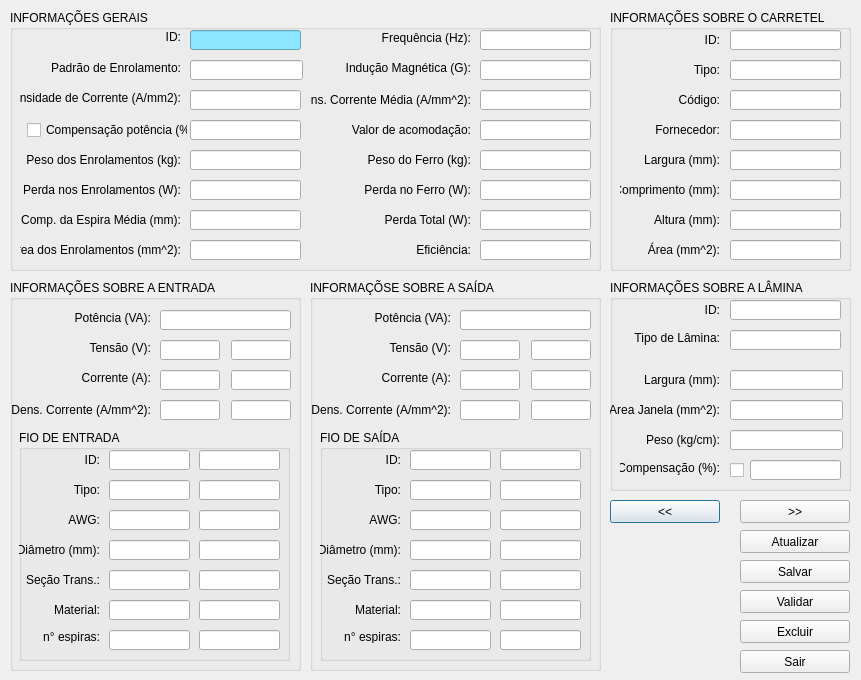
Qt form windowopen.ui (KyryIx/Helena) before a commit.
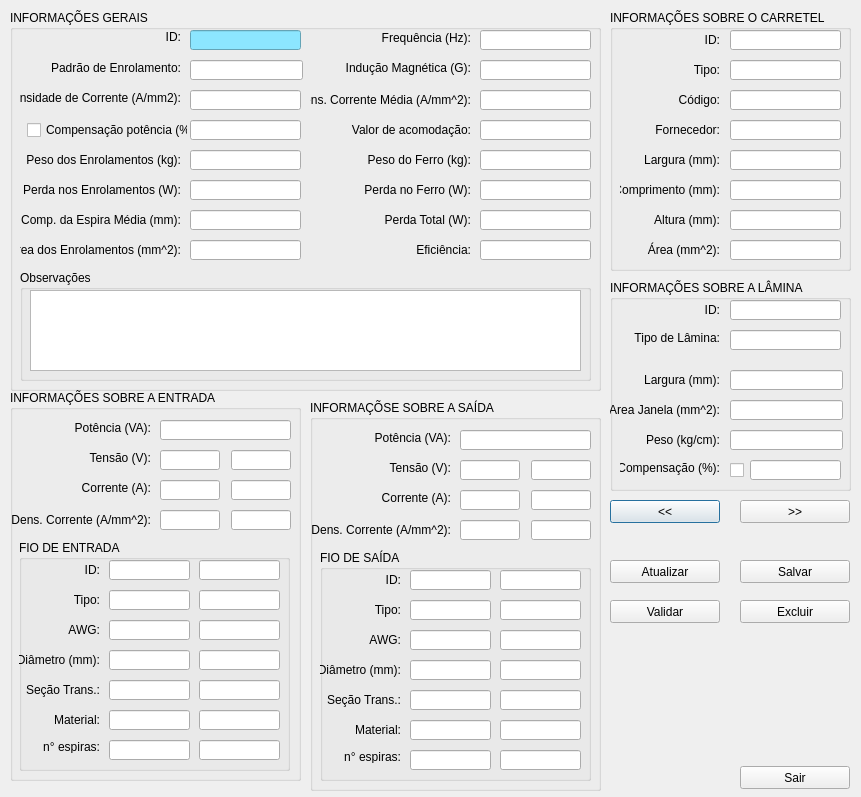
The same form after that commit. Icons and pictures are not drawn.

```diff
--- a/windowopen.ui
+++ b/windowopen.ui
@@ -7,7 +7,7 @@
     <x>0</x>
     <y>0</y>
     <width>861</width>
-    <height>680</height>
+    <height>797</height>
    </rect>
   </property>
   <property name="windowTitle">
@@ -23,7 +23,7 @@
      <x>10</x>
      <y>10</y>
      <width>591</width>
-     <height>261</height>
+     <height>381</height>
     </rect>
    </property>
    <property name="title">
@@ -496,12 +496,35 @@
      <set>Qt::AlignRight|Qt::AlignTrailing|Qt::AlignVCenter</set>
     </property>
    </widget>
+   <widget class="QGroupBox" name="groupBox_observation">
+    <property name="geometry">
+     <rect>
+      <x>10</x>
+      <y>260</y>
+      <width>571</width>
+      <height>111</height>
+     </rect>
+    </property>
+    <property name="title">
+     <string>Observações</string>
+    </property>
+    <widget class="QTextEdit" name="textEdit_observation">
+     <property name="geometry">
+      <rect>
+       <x>10</x>
+       <y>20</y>
+       <width>551</width>
+       <height>81</height>
+      </rect>
+     </property>
+    </widget>
+   </widget>
   </widget>
   <widget class="QGroupBox" name="groupBox_Input">
    <property name="geometry">
     <rect>
      <x>10</x>
-     <y>280</y>
+     <y>390</y>
      <width>291</width>
      <height>391</height>
     </rect>
@@ -1251,7 +1274,7 @@
    <property name="geometry">
     <rect>
      <x>310</x>
-     <y>280</y>
+     <y>400</y>
      <width>291</width>
      <height>391</height>
     </rect>
@@ -1975,8 +1998,8 @@
   <widget class="QPushButton" name="pushButton_update">
    <property name="geometry">
     <rect>
-     <x>740</x>
-     <y>530</y>
+     <x>610</x>
+     <y>560</y>
      <width>110</width>
      <height>23</height>
     </rect>
@@ -2002,7 +2025,7 @@
    <property name="geometry">
     <rect>
      <x>740</x>
-     <y>620</y>
+     <y>600</y>
      <width>110</width>
      <height>23</height>
     </rect>
@@ -2014,8 +2037,8 @@
   <widget class="QPushButton" name="pushButton_validate">
    <property name="geometry">
     <rect>
-     <x>740</x>
-     <y>590</y>
+     <x>610</x>
+     <y>600</y>
      <width>110</width>
      <height>23</height>
     </rect>
@@ -2028,7 +2051,7 @@
    <property name="geometry">
     <rect>
      <x>740</x>
-     <y>650</y>
+     <y>766</y>
      <width>110</width>
      <height>23</height>
     </rect>
```
